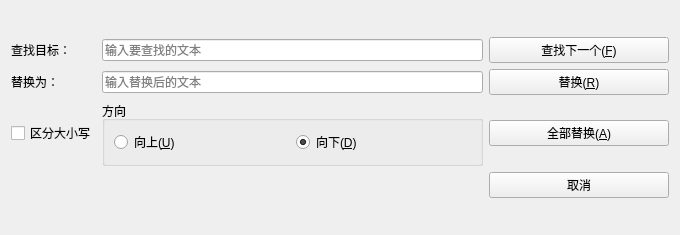
Qt form replacedialog.ui (1aw-k/QT2) before a commit.
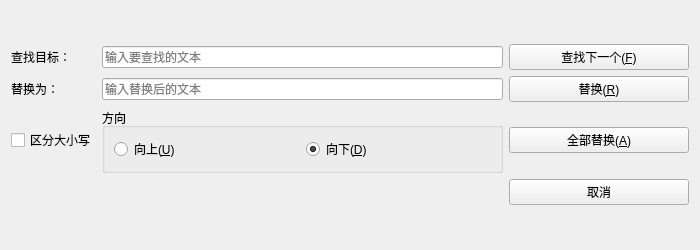
The same form after that commit.

Patch:
```diff
--- a/replacedialog.ui
+++ b/replacedialog.ui
@@ -6,8 +6,8 @@
    <rect>
     <x>0</x>
     <y>0</y>
-    <width>680</width>
-    <height>235</height>
+    <width>700</width>
+    <height>250</height>
    </rect>
   </property>
   <property name="windowTitle">
```
Left out of the diff: 18 changed lines with no effect on the pictures.
